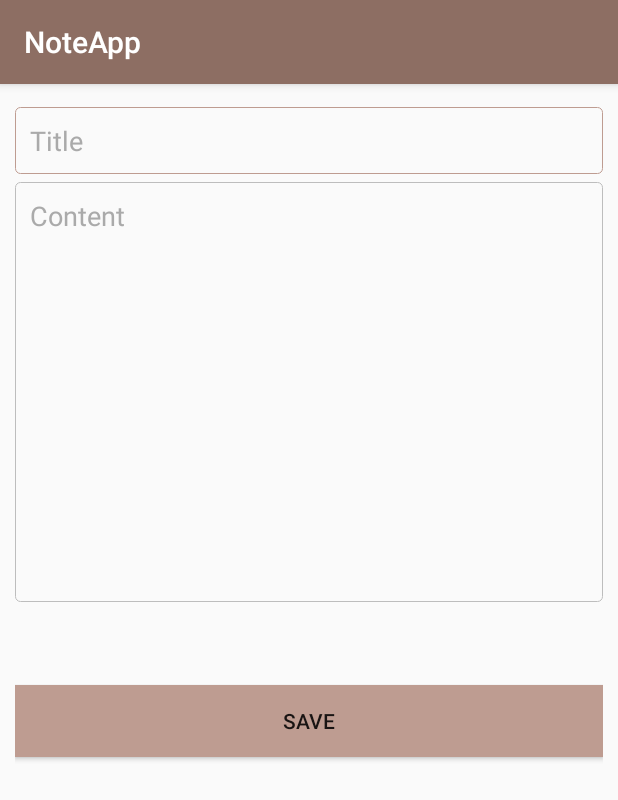
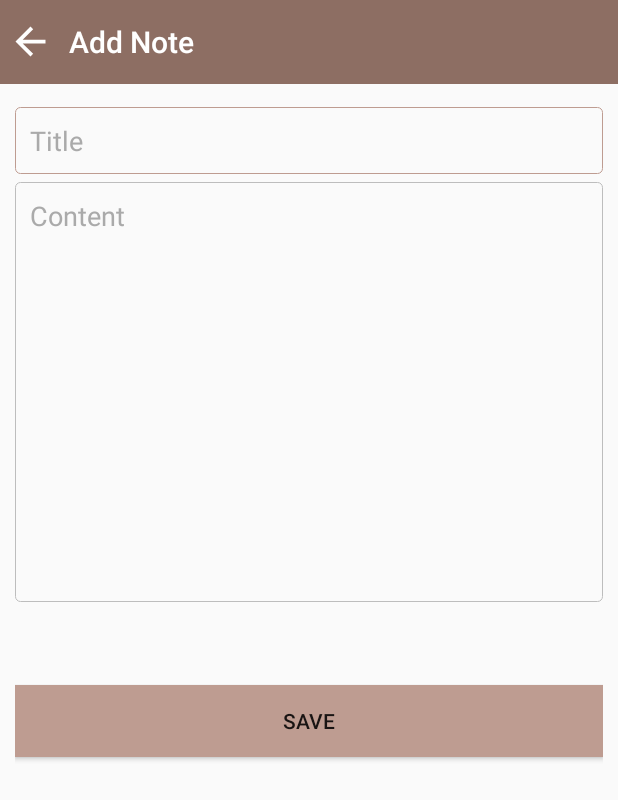
Before and after one commit to spoorthi9095/TheNoteApp, an Android app: the screen it shows after launch (AddNoteActivity), after a tap on an icon or button, on a phone screen of 412 x 824 dp. Shown: the top 800 px of the screen. Run offline under Robolectric (Android 15) with nearby library versions, the light colour scheme and no system bars; our stand-ins replace Room's generated code, data binding.

Commit message:
added recycler view and changed packages

```diff
--- a/app/src/main/java/com/spoorthi/noteapp/NoteListActivity.java
+++ /dev/null
@@ -1,54 +0,0 @@
-package com.spoorthi.noteapp;
-
-import android.content.Context;
-import android.content.Intent;
-import android.os.Bundle;
-import android.util.Log;
-import android.view.View;
-
-import com.spoorthi.noteapp.databinding.ActivityNoteListBinding;
-
-import java.util.List;
-
-import androidx.appcompat.app.AppCompatActivity;
-import androidx.databinding.DataBindingUtil;
-import androidx.lifecycle.Observer;
-import androidx.lifecycle.ViewModelProvider;
-
-public class NoteListActivity extends AppCompatActivity {
-
-    private ActivityNoteListBinding binding;
-    private Context context;
-    private NoteViewModel noteViewModel;
-
-    private static final String TAG = NoteListActivity.class.getSimpleName();
-
-    @Override
-    protected void onCreate(Bundle savedInstanceState) {
-        super.onCreate(savedInstanceState);
-
-        binding = DataBindingUtil.setContentView(this, R.layout.activity_note_list);
-
-        context = NoteListActivity.this;
-
-        noteViewModel = new ViewModelProvider(this).get(NoteViewModel.class);
-
-        binding.fabAddNote.setOnClickListener(new View.OnClickListener() {
-            @Override
-            public void onClick(View view) {
-
-                Intent intent = new Intent(context, AddNoteActivity.class);
-                startActivity(intent);
-
-            }
-        });
-
-        noteViewModel.getNotesMLD().observe(this, new Observer<List<NoteBean>>() {
-            @Override
-            public void onChanged(List<NoteBean> noteBeans) {
-                Log.d(TAG, "onChanged: "+noteBeans);
-            }
-        });
-
-    }
-}
--- a/app/src/main/java/com/spoorthi/noteapp/AddNoteActivity.java
+++ b/app/src/main/java/com/spoorthi/noteapp/activities/AddNoteActivity.java
@@ -1,6 +1,7 @@
-package com.spoorthi.noteapp;
+package com.spoorthi.noteapp.activities;
 
 import android.content.Context;
+import android.content.Intent;
 import android.os.Bundle;
 import android.text.Editable;
 import android.text.TextUtils;
@@ -8,7 +9,11 @@ import android.text.TextWatcher;
 import android.view.View;
 
 import com.google.android.material.textfield.TextInputLayout;
+import com.spoorthi.noteapp.storage.NoteBean;
+import com.spoorthi.noteapp.repo.NoteRepo;
+import com.spoorthi.noteapp.R;
 import com.spoorthi.noteapp.databinding.ActivityAddNoteBinding;
+import com.spoorthi.noteapp.utils.AppConstants;
 
 import java.util.concurrent.Executors;
 
@@ -28,6 +33,15 @@ public class AddNoteActivity extends AppCompatActivity {
 
         context = AddNoteActivity.this;
 
+        binding.header.btnBack.setOnClickListener(new View.OnClickListener() {
+            @Override
+            public void onClick(View view) {
+                onBackPressed();
+            }
+        });
+
+        binding.header.tvHeader.setText("Add Note");
+
         binding.btnSaveNote.setOnClickListener(new View.OnClickListener() {
             @Override
             public void onClick(View view) {
@@ -45,6 +59,9 @@ public class AddNoteActivity extends AppCompatActivity {
                         public void run() {
                             NoteRepo noteRepo = new NoteRepo(getApplication());
                             noteRepo.insert(noteBean);
+                            Intent intent = new Intent(context,ViewNoteActivity.class);
+                            intent.putExtra(AppConstants.NOTE_KEY,noteBean);
+                            startActivity(intent);
                             finish();
                         }
                     });
@@ -158,4 +175,9 @@ public class AddNoteActivity extends AppCompatActivity {
         textInputLayout.setError(null);
         textInputLayout.setErrorEnabled(false);
     }
+
+    @Override
+    public boolean onSupportNavigateUp() {
+        return super.onSupportNavigateUp();
+    }
 }
--- /dev/null
+++ b/app/src/main/java/com/spoorthi/noteapp/activities/NoteListActivity.java
@@ -0,0 +1,81 @@
+package com.spoorthi.noteapp.activities;
+
+import android.content.Context;
+import android.content.Intent;
+import android.os.Bundle;
+import android.view.View;
+
+import com.spoorthi.noteapp.adapter.NoteAdapter;
+import com.spoorthi.noteapp.storage.NoteBean;
+import com.spoorthi.noteapp.utils.AppConstants;
+import com.spoorthi.noteapp.viewmodel.NoteViewModel;
+import com.spoorthi.noteapp.R;
+import com.spoorthi.noteapp.databinding.ActivityNoteListBinding;
+
+import java.util.ArrayList;
+import java.util.List;
+
+import androidx.appcompat.app.AppCompatActivity;
+import androidx.databinding.DataBindingUtil;
+import androidx.lifecycle.Observer;
+import androidx.lifecycle.ViewModelProvider;
+import androidx.recyclerview.widget.GridLayoutManager;
+import androidx.recyclerview.widget.RecyclerView;
+
+public class NoteListActivity extends AppCompatActivity implements NoteAdapter.NoteClick {
+
+    private ActivityNoteListBinding binding;
+    private Context context;
+    private NoteViewModel noteViewModel;
+    private NoteAdapter noteAdapter;
+    List<NoteBean> noteBeanList = new ArrayList<>();
+
+    private static final String TAG = NoteListActivity.class.getSimpleName();
+
+    @Override
+    protected void onCreate(Bundle savedInstanceState) {
+        super.onCreate(savedInstanceState);
+
+        binding = DataBindingUtil.setContentView(this, R.layout.activity_note_list);
+
+        context = NoteListActivity.this;
+
+        noteViewModel = new ViewModelProvider(this).get(NoteViewModel.class);
+
+        RecyclerView.LayoutManager layoutManager = new GridLayoutManager(context,2);
+        noteAdapter = new NoteAdapter(context,noteBeanList,this);
+        binding.rvNotes.setLayoutManager(layoutManager);
+        binding.rvNotes.setAdapter(noteAdapter);
+
+        binding.fabAddNote.setOnClickListener(new View.OnClickListener() {
+            @Override
+            public void onClick(View view) {
+
+                Intent intent = new Intent(context, AddNoteActivity.class);
+                startActivity(intent);
+
+            }
+        });
+
+        noteViewModel.getNotesMLD().observe(this, new Observer<List<NoteBean>>() {
+            @Override
+            public void onChanged(List<NoteBean> noteBeans) {
+                noteBeanList = noteBeans;
+                if(noteBeans!=null && noteBeans.size()>0) {
+                    binding.tvEmpty.setVisibility(View.GONE);
+                    noteAdapter.setNotes(noteBeans);
+                }else {
+                    binding.tvEmpty.setVisibility(View.VISIBLE);
+                }
+            }
+        });
+
+    }
+
+    @Override
+    public void OnNoteClick(int position) {
+        Intent intent = new Intent(context,ViewNoteActivity.class);
+        intent.putExtra(AppConstants.NOTE_KEY,noteBeanList.get(position));
+        startActivity(intent);
+    }
+}
--- /dev/null
+++ b/app/src/main/java/com/spoorthi/noteapp/adapter/NoteAdapter.java
@@ -0,0 +1,73 @@
+package com.spoorthi.noteapp.adapter;
+
+import android.content.Context;
+import android.view.LayoutInflater;
+import android.view.View;
+import android.view.ViewGroup;
+import android.widget.TextView;
+
+import com.spoorthi.noteapp.R;
+import com.spoorthi.noteapp.storage.NoteBean;
+
+import java.util.List;
+
+import androidx.annotation.NonNull;
+import androidx.recyclerview.widget.RecyclerView;
+
+public class NoteAdapter extends RecyclerView.Adapter<NoteAdapter.NoteViewHolder> {
+
+    Context context;
+    List<NoteBean> noteBeanList;
+    NoteClick noteClick;
+
+    public NoteAdapter(Context context, List<NoteBean> noteBeanList, NoteClick noteClick) {
+        this.context = context;
+        this.noteBeanList = noteBeanList;
+        this.noteClick = noteClick;
+    }
+
+    @NonNull
+    @Override
+    public NoteViewHolder onCreateViewHolder(@NonNull ViewGroup parent, int viewType) {
+        return new NoteViewHolder(LayoutInflater.from(context).inflate(R.layout.item_note,parent,false));
+    }
+
+    @Override
+    public void onBindViewHolder(@NonNull NoteViewHolder holder, int position) {
+        NoteBean noteBean = noteBeanList.get(position);
+        holder.title.setText(noteBean.getTitle());
+        holder.content.setText(noteBean.getContent());
+    }
+
+    @Override
+    public int getItemCount() {
+        return noteBeanList.size();
+    }
+
+    public void setNotes(List<NoteBean> noteBeans) {
+        noteBeanList = noteBeans;
+        notifyDataSetChanged();
+    }
+
+    class NoteViewHolder extends RecyclerView.ViewHolder{
+        TextView title,content;
+
+        public NoteViewHolder(@NonNull View itemView) {
+            super(itemView);
+            title = itemView.findViewById(R.id.item_title);
+            content = itemView.findViewById(R.id.item_content);
+
+            itemView.setOnClickListener(new View.OnClickListener() {
+                @Override
+                public void onClick(View view) {
+                    noteClick.OnNoteClick(getAdapterPosition());
+                }
+            });
+        }
+    }
+
+    public interface NoteClick{
+        void OnNoteClick(int position);
+    }
+
+}
--- a/app/src/main/java/com/spoorthi/noteapp/NoteRepo.java
+++ b/app/src/main/java/com/spoorthi/noteapp/repo/NoteRepo.java
@@ -1,6 +1,10 @@
-package com.spoorthi.noteapp;
+package com.spoorthi.noteapp.repo;
 
 import android.app.Application;
+
+import com.spoorthi.noteapp.storage.NoteBean;
+import com.spoorthi.noteapp.storage.NoteDB;
+import com.spoorthi.noteapp.storage.NoteDao;
 
 import java.util.List;
 
@@ -11,7 +15,7 @@ public class NoteRepo {
     private NoteDao noteDao;
     private LiveData<List<NoteBean>> allNotes;
 
-    NoteRepo(Application application){
+    public NoteRepo(Application application){
         NoteDB noteDB = NoteDB.getDatabase(application);
         noteDao = noteDB.noteDao();
         allNotes = noteDao.getAllNotes();
@@ -21,7 +25,7 @@ public class NoteRepo {
         return allNotes;
     }
 
-    void insert(final NoteBean noteBean) {
+    public void insert(final NoteBean noteBean) {
         NoteDB.databaseWriteExecutor.execute(new Runnable() {
             @Override
             public void run() {
--- a/app/src/main/java/com/spoorthi/noteapp/NoteBean.java
+++ b/app/src/main/java/com/spoorthi/noteapp/storage/NoteBean.java
@@ -1,10 +1,12 @@
-package com.spoorthi.noteapp;
+package com.spoorthi.noteapp.storage;
+
+import java.io.Serializable;
 
 import androidx.room.Entity;
 import androidx.room.PrimaryKey;
 
 @Entity
-public class NoteBean {
+public class NoteBean implements Serializable {
 
     @PrimaryKey(autoGenerate = true)
     private int id;
--- a/app/src/main/java/com/spoorthi/noteapp/NoteDB.java
+++ b/app/src/main/java/com/spoorthi/noteapp/storage/NoteDB.java
@@ -1,4 +1,4 @@
-package com.spoorthi.noteapp;
+package com.spoorthi.noteapp.storage;
 
 import android.content.Context;
 
@@ -12,15 +12,15 @@ import androidx.room.RoomDatabase;
 @Database(entities = {NoteBean.class},version = 1,exportSchema = false)
 public abstract class NoteDB extends RoomDatabase {
 
-    abstract NoteDao noteDao();
+    public abstract NoteDao noteDao();
 
     // marking the instance as volatile to ensure atomic access to the variable
     private static volatile NoteDB INSTANCE;
     private static final int NUMBER_OF_THREADS = 4;
-    static final ExecutorService databaseWriteExecutor =
+    public static final ExecutorService databaseWriteExecutor =
             Executors.newFixedThreadPool(NUMBER_OF_THREADS);
 
-    static NoteDB getDatabase(final Context context) {
+    public static NoteDB getDatabase(final Context context) {
         if (INSTANCE == null) {
             synchronized (NoteDB.class) {
                 if (INSTANCE == null) {
--- a/app/src/main/java/com/spoorthi/noteapp/NoteDao.java
+++ b/app/src/main/java/com/spoorthi/noteapp/storage/NoteDao.java
@@ -1,4 +1,4 @@
-package com.spoorthi.noteapp;
+package com.spoorthi.noteapp.storage;
 
 import java.util.List;
 
@@ -10,7 +10,7 @@ import androidx.room.Query;
 @Dao
 public interface NoteDao {
 
-    @Query("SELECT * FROM notebean")
+    @Query("SELECT * FROM notebean ORDER BY id DESC")
     LiveData<List<NoteBean>> getAllNotes();
 
     @Insert
--- /dev/null
+++ b/app/src/main/java/com/spoorthi/noteapp/utils/AppConstants.java
@@ -0,0 +1,6 @@
+package com.spoorthi.noteapp.utils;
+
+public class AppConstants {
+
+    public static final String NOTE_KEY = "note_key";
+}
--- a/app/src/main/java/com/spoorthi/noteapp/NoteViewModel.java
+++ b/app/src/main/java/com/spoorthi/noteapp/viewmodel/NoteViewModel.java
@@ -1,6 +1,9 @@
-package com.spoorthi.noteapp;
+package com.spoorthi.noteapp.viewmodel;
 
 import android.app.Application;
+
+import com.spoorthi.noteapp.storage.NoteBean;
+import com.spoorthi.noteapp.repo.NoteRepo;
 
 import java.util.List;
 
--- /dev/null
+++ b/app/src/main/res/drawable/ic_arrow_back_white_24dp.xml
@@ -0,0 +1,5 @@
+<vector android:height="24dp" android:tint="#FFFFFF"
+    android:viewportHeight="24.0" android:viewportWidth="24.0"
+    android:width="24dp" xmlns:android="http://schemas.android.com/apk/res/android">
+    <path android:fillColor="#FF000000" android:pathData="M20,11H7.83l5.59,-5.59L12,4l-8,8 8,8 1.41,-1.41L7.83,13H20v-2z"/>
+</vector>
--- a/app/src/main/res/layout/activity_add_note.xml
+++ b/app/src/main/res/layout/activity_add_note.xml
@@ -6,9 +6,17 @@
     <LinearLayout
         android:layout_width="match_parent"
         android:layout_height="match_parent"
-        tools:context=".AddNoteActivity"
-        android:orientation="vertical"
-        android:layout_margin="10dp">
+        tools:context=".activities.AddNoteActivity"
+        android:orientation="vertical">
+
+        <include layout="@layout/layout_header"
+            android:id="@+id/header"/>
+
+        <LinearLayout
+            android:layout_width="match_parent"
+            android:layout_height="match_parent"
+            android:layout_margin="10dp"
+            android:orientation="vertical">
 
             <com.google.android.material.textfield.TextInputLayout
                 android:id="@+id/tl_title"
@@ -45,7 +53,6 @@
                     android:id="@+id/tv_content"
                     android:layout_width="match_parent"
                     android:layout_height="280dp"
-                android:maxLength="100"
                     android:background="@drawable/bg_edit_text"
                     android:padding="10dp"
                     android:textColor="@android:color/black"
@@ -56,7 +63,7 @@
                     android:textColorHint="@android:color/darker_gray"
                     android:gravity="start|top"
                     android:inputType="textMultiLine"
-                android:scrollbars="none" />
+                    android:scrollbars="vertical" />
 
             </com.google.android.material.textfield.TextInputLayout>
 
@@ -71,4 +78,6 @@
 
         </LinearLayout>
 
+    </LinearLayout>
+
 </layout>
--- /dev/null
+++ b/app/src/main/res/layout/layout_header.xml
@@ -0,0 +1,28 @@
+<?xml version="1.0" encoding="utf-8"?>
+<layout>
+    <LinearLayout
+        xmlns:android="http://schemas.android.com/apk/res/android"
+        android:orientation="horizontal"
+        android:layout_width="match_parent"
+        android:layout_height="?actionBarSize"
+        android:background="@color/colorPrimary">
+
+        <ImageView
+            android:id="@+id/btn_back"
+            android:layout_width="30dp"
+            android:layout_height="30dp"
+            android:layout_gravity="center"
+            android:layout_margin="5dp"
+            android:src="@drawable/ic_arrow_back_white_24dp"/>
+
+        <TextView
+            android:id="@+id/tv_header"
+            android:layout_width="wrap_content"
+            android:layout_height="wrap_content"
+            android:textAppearance="@style/TextAppearance.AppCompat.Title"
+            android:textColor="@android:color/white"
+            android:layout_gravity="center"
+            android:layout_marginStart="5dp"/>
+
+    </LinearLayout>
+</layout>
--- a/app/src/main/res/values/styles.xml
+++ b/app/src/main/res/values/styles.xml
@@ -8,4 +8,9 @@
         <item name="colorAccent">@color/colorAccent</item>
     </style>
 
+    <style name="AppTheme.NoActionBar">
+        <item name="windowActionBar">false</item>
+        <item name="windowNoTitle">true</item>
+    </style>
+
 </resources>
```
Also changed, not shown: app/src/main/AndroidManifest.xml (+9 -4 lines), app/src/main/java/com/spoorthi/noteapp/activities/ViewNoteActivity.java (added, +47 -0 lines), app/src/main/java/com/spoorthi/noteapp/utils/NoteAppUtils.java (added, +20 -0 lines), app/src/main/res/layout/activity_note_list.xml (+15 -2 lines), app/src/main/res/layout/activity_view_note.xml (added, +68 -0 lines), app/src/main/res/layout/item_note.xml (added, +37 -0 lines). Lines whose indentation alone changed are shown as unchanged.
